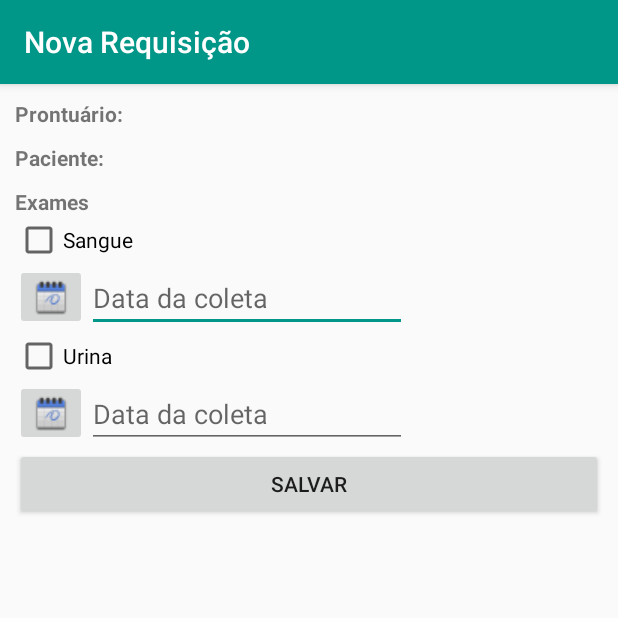
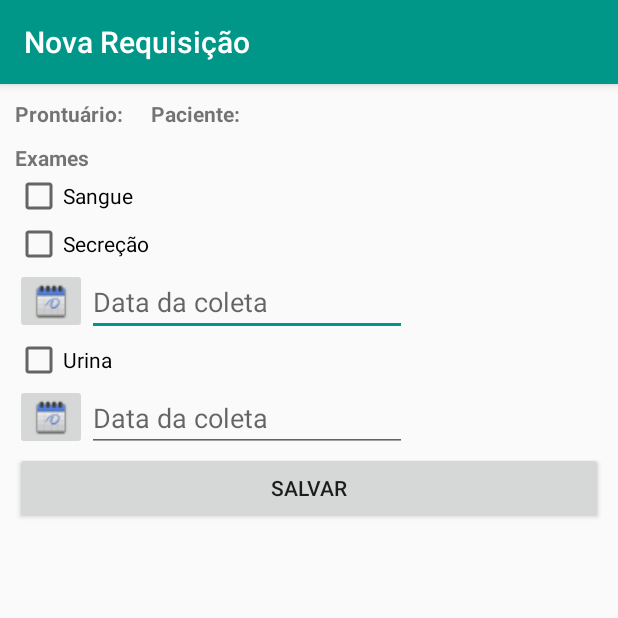
Before and after one commit to raimundogomes/tcc, an Android app: the NovaRequisicaoActivity screen opened directly, with no data from a screen before it, on a phone screen of 412 x 824 dp, the top half of it. Run offline under Robolectric (Android 15) with nearby library versions, the phone set to English and light mode, and no system bars; our stand-ins replace Volley; 3 statements that could not run were skipped.

```diff
--- a/SGR/app/src/main/res/layout/activity_nova_requisicao.xml
+++ b/SGR/app/src/main/res/layout/activity_nova_requisicao.xml
@@ -26,15 +26,8 @@
                 android:layout_width="wrap_content"
                 android:layout_height="wrap_content"
                 android:textStyle="bold"/>
-        </LinearLayout>
 
-
-        <LinearLayout
-            android:layout_width="wrap_content"
-            android:layout_height="wrap_content"
-            android:orientation="horizontal"
-            android:layout_marginTop="10dp">
-            <TextView
+            <TextView android:layout_marginLeft="15dp"
                 android:id="@+id/lbNomePaciente"
                 android:layout_width="wrap_content"
                 android:layout_height="wrap_content"
@@ -44,7 +37,7 @@
                 android:id="@+id/txtNomePaciente"
                 android:layout_width="wrap_content"
                 android:layout_height="wrap_content"
-                android:textStyle="bold"/>
+                />
         </LinearLayout>
 
 
@@ -56,11 +49,17 @@
             android:textStyle="bold"
             android:layout_marginTop="10dp"/>
 
+
         <CheckBox
             android:id="@+id/checkBoxExameSangue"
             android:layout_width="match_parent"
             android:layout_height="wrap_content"
             android:text="Sangue"/>
+        <CheckBox
+            android:id="@+id/checkBoxExameSecrecao"
+            android:layout_width="match_parent"
+            android:layout_height="wrap_content"
+            android:text="Secreção"/>
 
         <LinearLayout
             android:layout_width="wrap_content"
```
Also changed, not shown: SGR/app/src/main/AndroidManifest.xml (+5 -10 lines), SGR/app/src/main/java/br/ufrn/imd/sgr/RequisicoesActivity.java (+8 -13 lines), SGR/app/src/main/res/layout/activity_requisicoes2.xml (+1 -37 lines), SGR/app/src/main/res/menu/menu_main.xml (+9 -7 lines).
